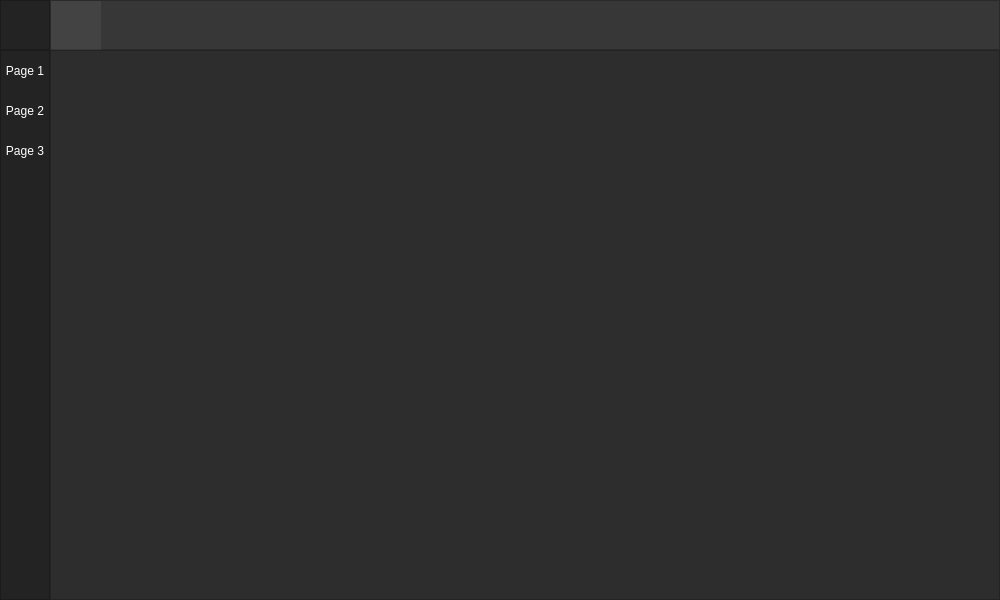
GorgeousOne/TaskManagementApp, file uis/res/ui_main.ui: the form before one commit.
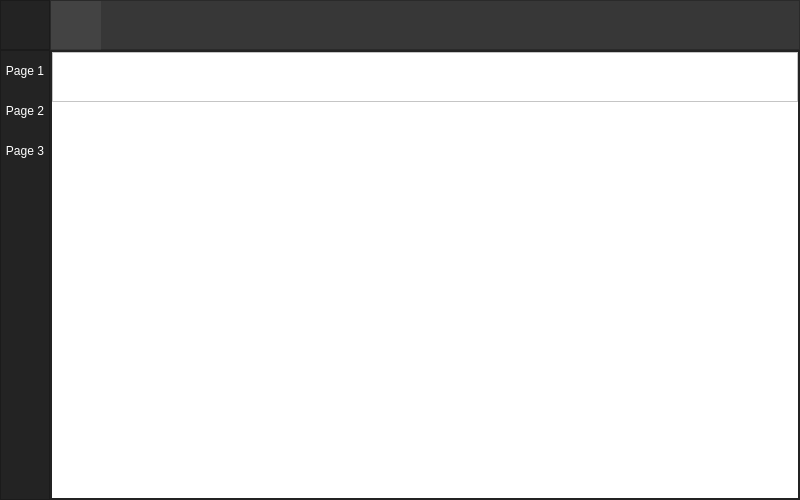
The form after the commit. Icons and pictures are not drawn.

Commit message: WIP creating timeline handler

The edit to the form file:
```diff
--- a/uis/res/ui_main.ui
+++ b/uis/res/ui_main.ui
@@ -6,13 +6,13 @@
    <rect>
     <x>0</x>
     <y>0</y>
-    <width>1000</width>
-    <height>600</height>
+    <width>800</width>
+    <height>500</height>
    </rect>
   </property>
   <property name="minimumSize">
    <size>
-    <width>1000</width>
+    <width>800</width>
     <height>500</height>
    </size>
   </property>
@@ -425,7 +425,74 @@
              <number>0</number>
             </property>
             <widget class="QWidget" name="page1_widget">
-             <layout class="QVBoxLayout" name="verticalLayout_7"/>
+             <layout class="QVBoxLayout" name="verticalLayout_7">
+              <property name="leftMargin">
+               <number>0</number>
+              </property>
+              <property name="topMargin">
+               <number>0</number>
+              </property>
+              <property name="rightMargin">
+               <number>0</number>
+              </property>
+              <property name="bottomMargin">
+               <number>0</number>
+              </property>
+              <item>
+               <widget class="QScrollArea" name="note_timeline_scroll">
+                <property name="widgetResizable">
+                 <bool>true</bool>
+                </property>
+                <widget class="QWidget" name="scrollAreaWidgetContents">
+                 <property name="geometry">
+                  <rect>
+                   <x>0</x>
+                   <y>0</y>
+                   <width>746</width>
+                   <height>446</height>
+                  </rect>
+                 </property>
+                 <property name="styleSheet">
+                  <string notr="true">background-color: white;</string>
+                 </property>
+                 <layout class="QVBoxLayout" name="verticalLayout_9">
+                  <property name="leftMargin">
+                   <number>0</number>
+                  </property>
+                  <property name="topMargin">
+                   <number>0</number>
+                  </property>
+                  <property name="rightMargin">
+                   <number>0</number>
+                  </property>
+                  <property name="bottomMargin">
+                   <number>0</number>
+                  </property>
+                  <item alignment="Qt::AlignTop">
+                   <widget class="QFrame" name="note_timeline_frame">
+                    <property name="minimumSize">
+                     <size>
+                      <width>0</width>
+                      <height>50</height>
+                     </size>
+                    </property>
+                    <property name="styleSheet">
+                     <string notr="true"/>
+                    </property>
+                    <property name="frameShape">
+                     <enum>QFrame::StyledPanel</enum>
+                    </property>
+                    <property name="frameShadow">
+                     <enum>QFrame::Raised</enum>
+                    </property>
+                    <layout class="QVBoxLayout" name="verticalLayout_10"/>
+                   </widget>
+                  </item>
+                 </layout>
+                </widget>
+               </widget>
+              </item>
+             </layout>
             </widget>
             <widget class="QWidget" name="page2_widget">
              <layout class="QVBoxLayout" name="verticalLayout_6">
```
The commit also changes 5 other files.
